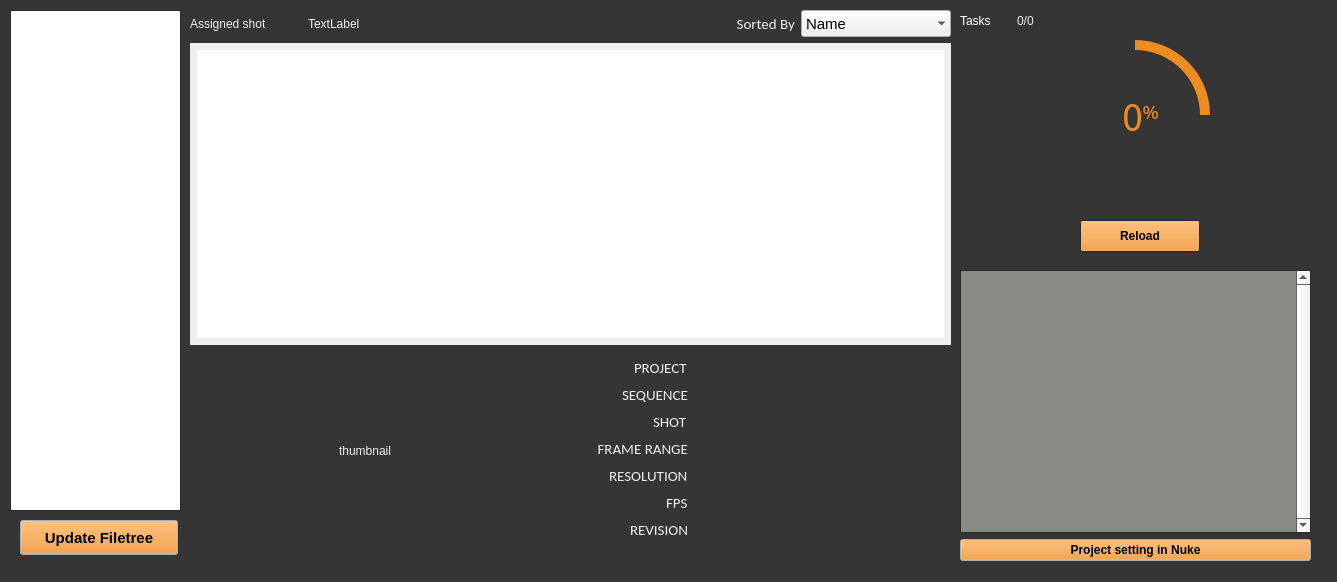
Before: the Qt Designer form jiwoon/gazu_api/view/UI/nuki_main_widget_1.ui in SongmiLim/nuki_project, drawn with Qt 5.
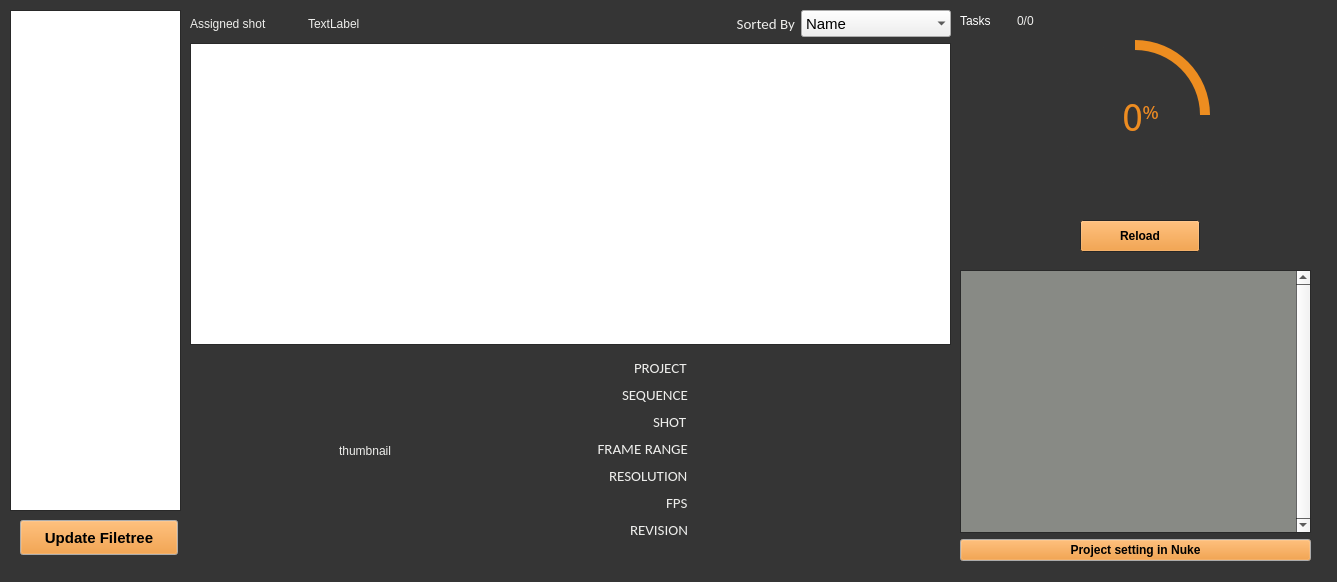
After: the same form once the commit is applied.

Commit message: UI 기능 연결 완료 나에게 할당된 모든 shot 불러와서 UI에 보여주고 특정 shot 클릭 시 해당 shot의 자세한 정보 UI에 보여주는 작업 완료

What changed in the file:
```diff
--- a/jiwoon/gazu_api/view/UI/nuki_main_widget_1.ui
+++ b/jiwoon/gazu_api/view/UI/nuki_main_widget_1.ui
@@ -428,131 +428,11 @@
       </item>
      </layout>
     </item>
-    <item>
-     <widget class="QListView" name="shot_list">
-      <property name="enabled">
-       <bool>true</bool>
-      </property>
-      <property name="sizePolicy">
-       <sizepolicy hsizetype="Preferred" vsizetype="Expanding">
-        <horstretch>0</horstretch>
-        <verstretch>0</verstretch>
-       </sizepolicy>
-      </property>
-      <property name="palette">
-       <palette>
-        <active>
-         <colorrole role="Highlight">
-          <brush brushstyle="SolidPattern">
-           <color alpha="255">
-            <red>238</red>
-            <green>173</green>
-            <blue>83</blue>
-           </color>
-          </brush>
-         </colorrole>
-        </active>
-        <inactive>
-         <colorrole role="Highlight">
-          <brush brushstyle="SolidPattern">
-           <color alpha="255">
-            <red>238</red>
-            <green>173</green>
-            <blue>83</blue>
-           </color>
-          </brush>
-         </colorrole>
-        </inactive>
-        <disabled>
-         <colorrole role="Highlight">
-          <brush brushstyle="SolidPattern">
-           <color alpha="255">
-            <red>145</red>
-            <green>145</green>
-            <blue>145</blue>
-           </color>
-          </brush>
-         </colorrole>
-        </disabled>
-       </palette>
-      </property>
-      <property name="font">
-       <font>
-        <family>Carlito</family>
-        <pointsize>11</pointsize>
-        <weight>75</weight>
-        <bold>true</bold>
-       </font>
-      </property>
-      <property name="layoutDirection">
-       <enum>Qt::LeftToRight</enum>
-      </property>
-      <property name="styleSheet">
-       <string notr="true">QListView {padding: 7px;} 
-
-QListView::item { margin: 10px; }
-
-
-QListView:hover{
-border: 3px solid rgb(238, 173, 83);
-}
-</string>
-      </property>
-      <property name="frameShape">
-       <enum>QFrame::NoFrame</enum>
-      </property>
-      <property name="frameShadow">
-       <enum>QFrame::Raised</enum>
-      </property>
-      <property name="lineWidth">
-       <number>0</number>
-      </property>
-      <property name="autoScrollMargin">
-       <number>10</number>
-      </property>
-      <property name="dragDropMode">
-       <enum>QAbstractItemView::DragDrop</enum>
-      </property>
-      <property name="iconSize">
-       <size>
-        <width>180</width>
-        <height>130</height>
-       </size>
-      </property>
-      <property name="textElideMode">
-       <enum>Qt::ElideMiddle</enum>
-      </property>
-      <property name="movement">
-       <enum>QListView::Free</enum>
-      </property>
-      <property name="flow">
-       <enum>QListView::LeftToRight</enum>
-      </property>
-      <property name="isWrapping" stdset="0">
-       <bool>true</bool>
-      </property>
-      <property name="resizeMode">
-       <enum>QListView::Adjust</enum>
-      </property>
-      <property name="gridSize">
-       <size>
-        <width>400</width>
-        <height>300</height>
-       </size>
-      </property>
-      <property name="viewMode">
-       <enum>QListView::IconMode</enum>
-      </property>
-      <property name="selectionRectVisible">
-       <bool>true</bool>
-      </property>
-      <property name="itemAlignment">
-       <set>Qt::AlignCenter</set>
-      </property>
-     </widget>
-    </item>
     <item>
      <layout class="QVBoxLayout" name="verticalLayout">
+      <item>
+       <widget class="QListView" name="shot_list"/>
+      </item>
       <item>
        <layout class="QHBoxLayout" name="horizontalLayout_2">
         <item>
```
The commit also changes 9 other files.
